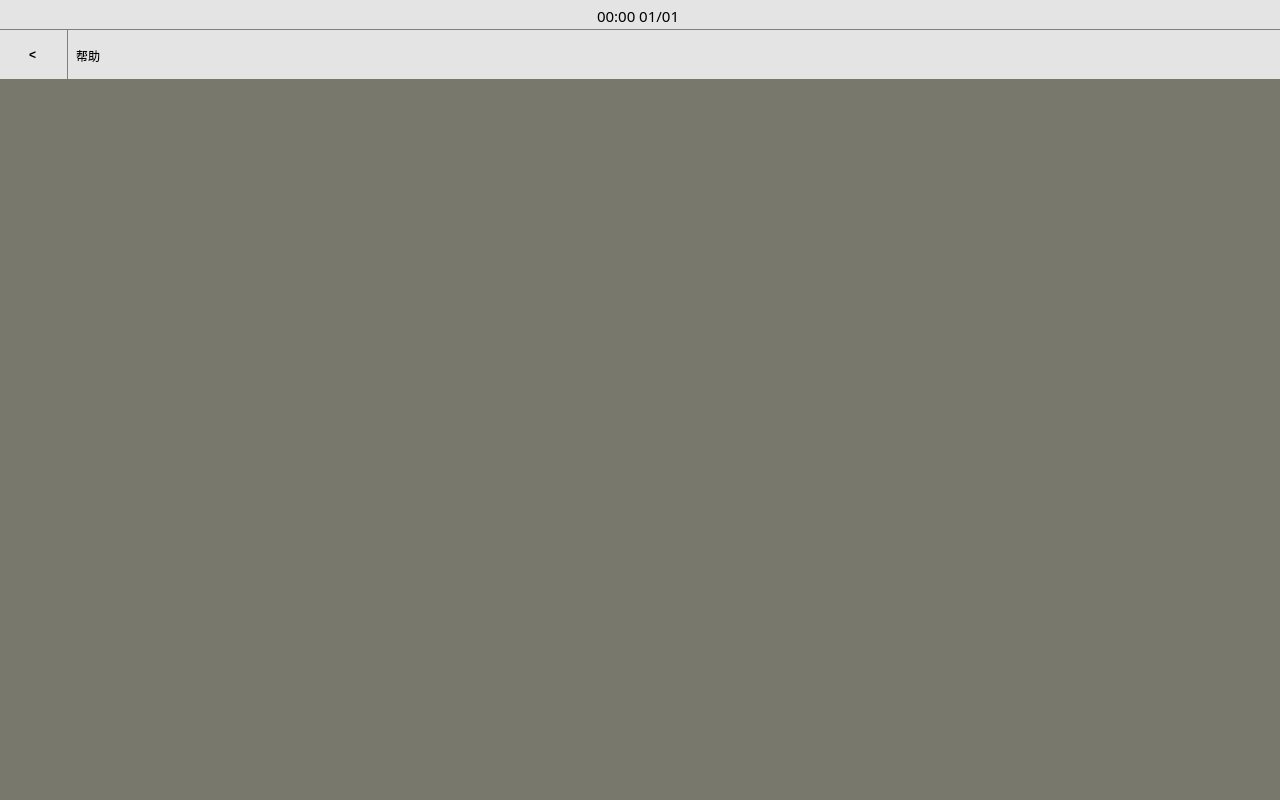
Jsvi53/qt_custom_widget, file src/basemodule/basewidget.ui: the form before one commit.
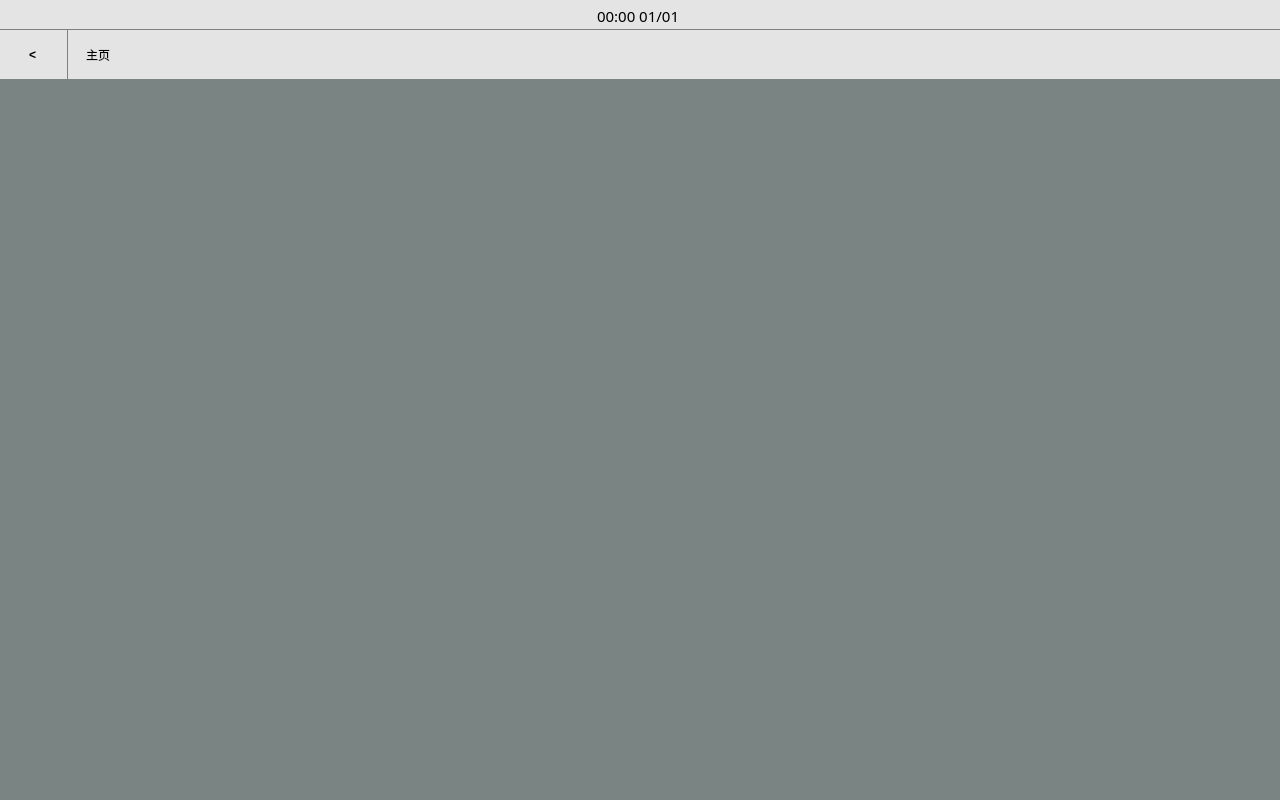
The form after the commit. Icons and pictures are not drawn.

```diff
--- a/src/basemodule/basewidget.ui
+++ b/src/basemodule/basewidget.ui
@@ -178,14 +178,30 @@
            </property>
            <layout class="QHBoxLayout" name="horizontalLayout">
             <item>
-             <widget class="QLabel" name="naviLabel_l">
+             <widget class="QPushButton" name="naviBtn_l">
+              <property name="minimumSize">
+               <size>
+                <width>50</width>
+                <height>50</height>
+               </size>
+              </property>
+              <property name="sizeIncrement">
+               <size>
+                <width>0</width>
+                <height>0</height>
+               </size>
+              </property>
               <property name="styleSheet">
-               <string notr="true">QLabel {
-    font: 14pt &quot;微软雅黑&quot;;
-}</string>
+               <string notr="true">QPushButton {
+	font: 14pt &quot;微软雅黑&quot;;
+	border: none;
+	background-color: rgb(228, 228, 228);
+	qproperty-alignment: AlignCenter; /* 设置文本居中对齐 */
+}
+</string>
               </property>
               <property name="text">
-               <string>帮助</string>
+               <string>主页</string>
               </property>
              </widget>
             </item>
@@ -343,7 +359,7 @@
     <item>
      <widget class="QWidget" name="base_workspace" native="true">
       <property name="styleSheet">
-       <string notr="true">background-color: rgb(120, 120, 109);</string>
+       <string notr="true">background-color: rgb(122, 132, 131);</string>
       </property>
      </widget>
     </item>
```
Left out of the diff: 75 changed lines with no effect on the pictures.
